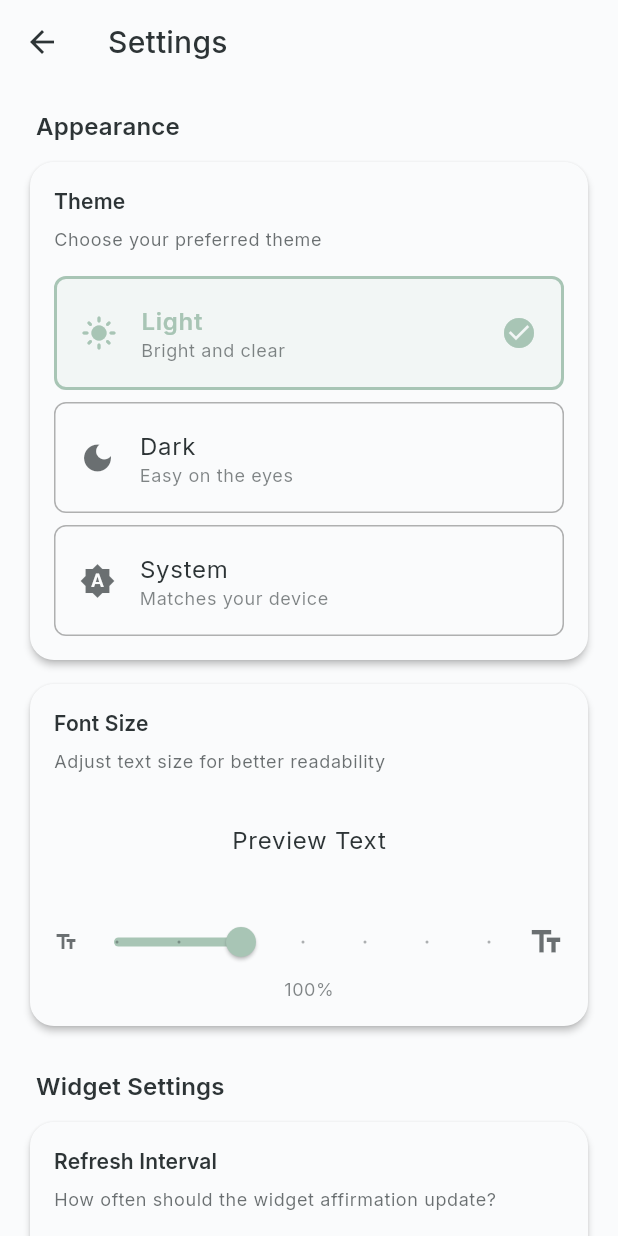
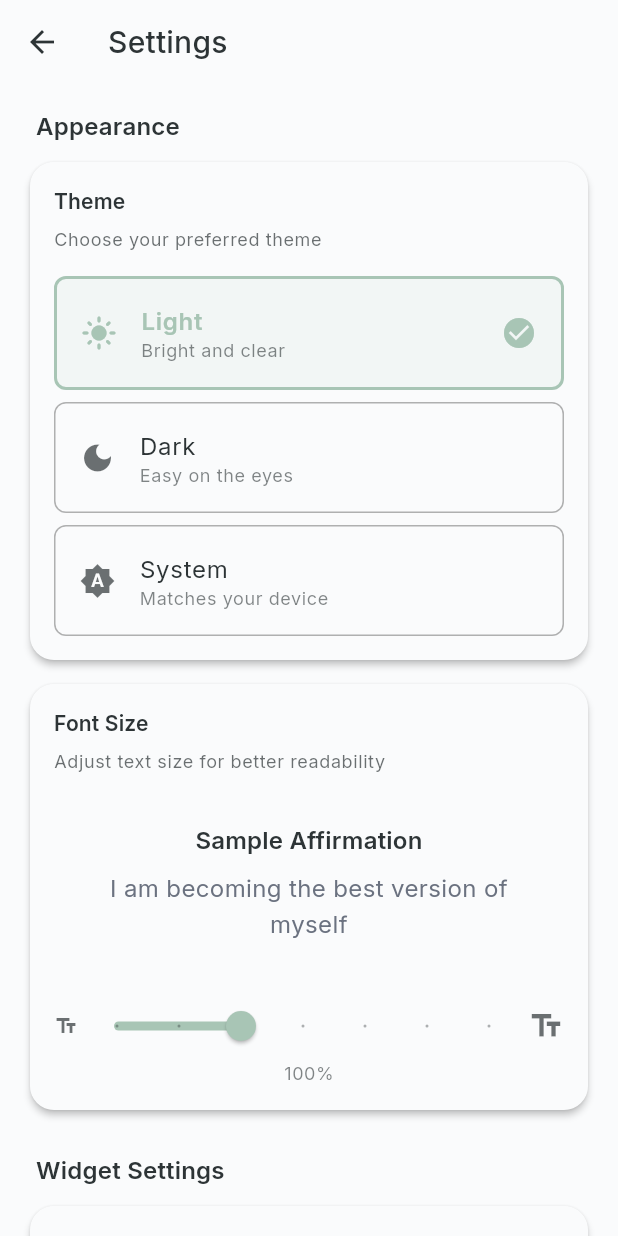
Before and after one commit to Infyneis/myself_2.0, a Flutter app: the SettingsScreen screen opened directly, after a tap on "Light", on a phone screen of 412 x 824 dp. Run offline on Flutter 3.47's test engine with Material 3 defaults, Android fonts, the phone set to English and light mode, and no system bars; our stand-ins replace flutter_animate, google_fonts, hive, hive_flutter; accounts and stored records are empty.

Commit message:
✨ feat(UI-017): implement font size adjustment setting for accessibility with preview
- Add global font size scaling via MediaQuery TextScaler in app.dart
  - Applies fontSizeMultiplier (0.8-1.4) app-wide for accessibility
  - Integrated with SettingsProvider for reactive updates

- Enhance settings screen font size preview
  - Replace single text with comprehensive sample affirmation
  - Shows both title and body text styles
  - Interactive slider with 6 divisions (80%-140%)
  - Real-time percentage display

- Full implementation includes:
  - Settings model with fontSizeMultiplier field
  - Hive persistence for font size preference
  - Provider state management with setFontSizeMultiplier()
  - Accessible slider UI with visual size indicators
  - Live preview of font scaling

This feature improves accessibility for users with visual impairments
by allowing text size customization throughout the app.

Implements FR-026 (Font Size Adjustment for Accessibility)

Co-Authored-By: Claude Sonnet 4.5 <noreply@anthropic.com>

```diff
--- a/features.json
+++ b/features.json
@@ -298,7 +298,7 @@
       "description": "Implement font size adjustment setting for accessibility with preview",
       "category": "ui",
       "priority": "should-have",
-      "passes": false,
+      "passes": true,
       "requirementIds": ["FR-026"]
     },
     {
--- a/lib/app.dart
+++ b/lib/app.dart
@@ -51,6 +51,18 @@ class MyselfApp extends StatelessWidget {
           darkTheme: AppTheme.darkTheme,
           themeMode: _convertThemeMode(settingsProvider.themeMode),
 
+          // Font size accessibility support
+          builder: (context, child) {
+            return MediaQuery(
+              data: MediaQuery.of(context).copyWith(
+                textScaler: TextScaler.linear(
+                  settingsProvider.fontSizeMultiplier,
+                ),
+              ),
+              child: child!,
+            );
+          },
+
           // Show onboarding for first launch, home screen otherwise
           home: hasCompletedOnboarding
               ? const HomeScreen()
--- a/lib/features/settings/presentation/screens/settings_screen.dart
+++ b/lib/features/settings/presentation/screens/settings_screen.dart
@@ -518,11 +518,22 @@ class SettingsScreen extends StatelessWidget {
                       .surfaceContainerHighest
                       .withValues(alpha: 0.3),
                 ),
-                child: Text(
-                  'Preview Text',
-                  style: Theme.of(context).textTheme.bodyLarge?.copyWith(
-                        fontSize: 16 * settingsProvider.fontSizeMultiplier,
-                      ),
+                child: Column(
+                  children: [
+                    Text(
+                      'Sample Affirmation',
+                      style: Theme.of(context).textTheme.titleMedium?.copyWith(
+                            fontWeight: FontWeight.w600,
+                          ),
+                      textAlign: TextAlign.center,
+                    ),
+                    const SizedBox(height: AppDimensions.spacingS),
+                    Text(
+                      'I am becoming the best version of myself',
+                      style: Theme.of(context).textTheme.bodyMedium,
+                      textAlign: TextAlign.center,
+                    ),
+                  ],
                 ),
               ),
             ),
```
